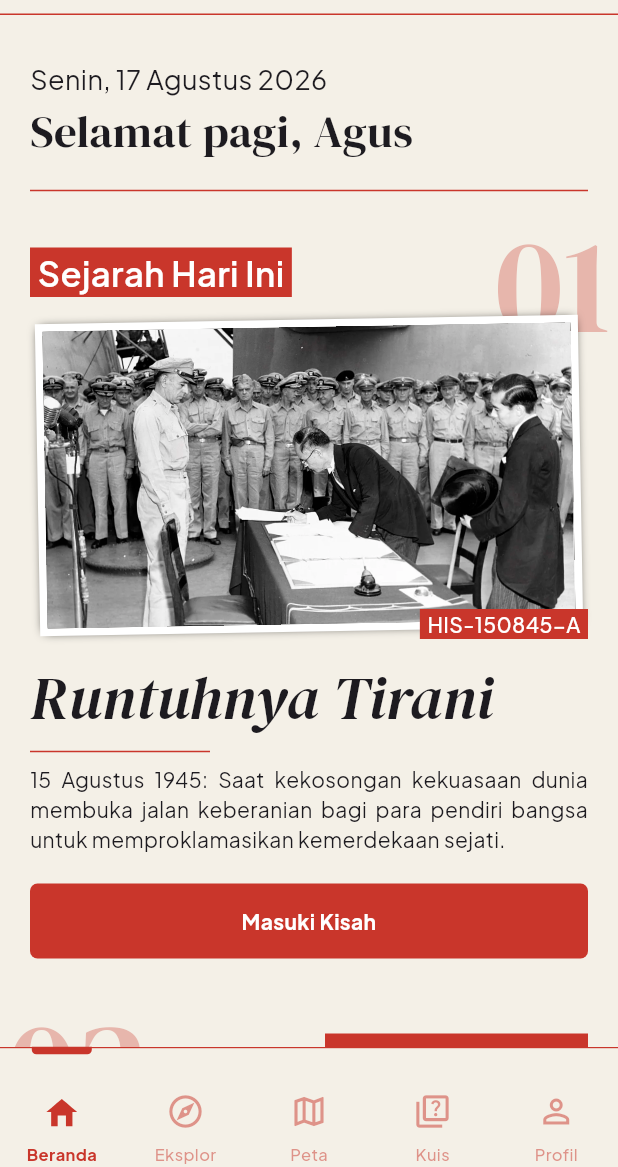
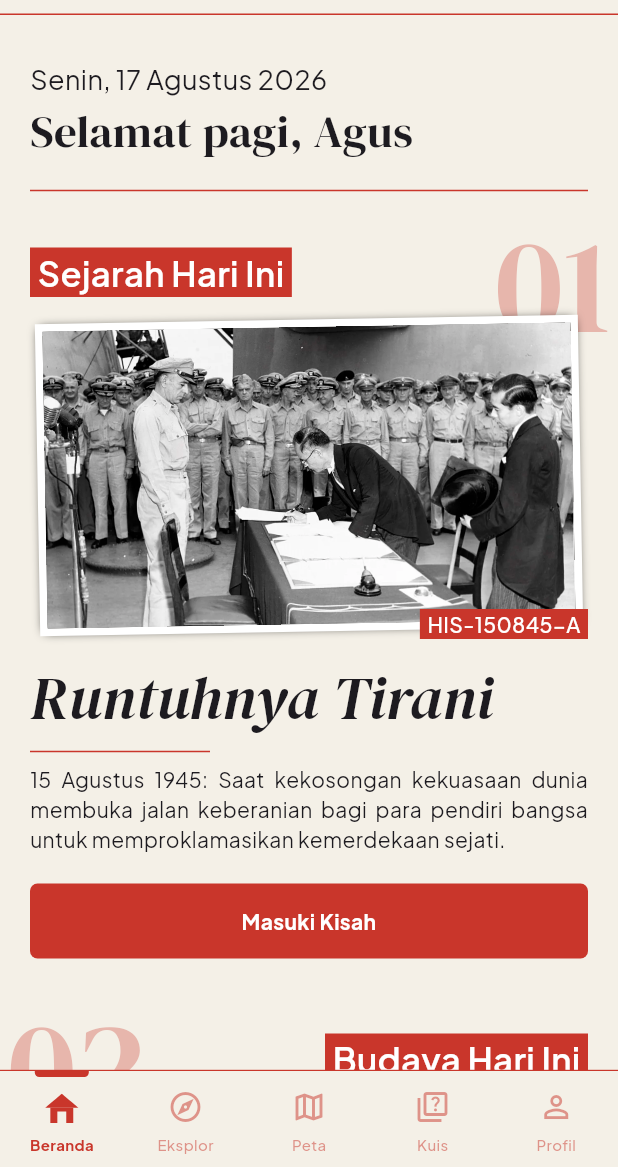
Before and after one commit to ShineyVamp/RenjanaApp, a Flutter app: the screen it shows after launch, on a phone screen of 412 x 824 dp, the part 69-1236 px from its top. Run offline on Flutter 3.47's test engine with Material 3 defaults, Android fonts, the light colour scheme and no system bars; our stand-ins replace device_preview, google_fonts, lottie, sqflite; missing offline and left inert: control_style; accounts and stored records are empty.

Commit message:
resolve padding minus padding asuk

```diff
--- a/lib/main.dart
+++ b/lib/main.dart
@@ -6,10 +6,10 @@
 
 void main() async {
   // WidgetsFlutterBinding.ensureInitialized();
-  DevicePreview.enable();
-  final c = DevicePreview.controller;
-  await c.applyPreset(DevicePresets.pixel10);
-  await c.setOrientation(Orientation.portrait);
+  // DevicePreview.enable();
+  // final c = DevicePreview.controller;
+  // await c.applyPreset(DevicePresets.iPhone16e);
+  // await c.setOrientation(Orientation.portrait);
   await initializeDateFormatting("id_ID", null);
   runApp(const MyApp());
 }
--- a/lib/views/appPage/home.dart
+++ b/lib/views/appPage/home.dart
@@ -14,6 +14,13 @@ class Home extends StatefulWidget {
 class _HomeState extends State<Home> {
   final ScrollController _scrollDestinasi = ScrollController();
   final ScrollController _scrollBudaya = ScrollController();
+  @override
+  void dispose() {
+    _scrollDestinasi.dispose();
+    _scrollBudaya.dispose();
+    super.dispose();
+  }
+
   @override
   Widget build(BuildContext context) {
     return ConstrainedBox(
@@ -433,8 +440,8 @@ class _HomeState extends State<Home> {
                                     scrollDirection: Axis.horizontal,
                                     padding: EdgeInsets.symmetric(
                                       horizontal:
-                                          screenWidth <= 700 && sidePadding > 0
-                                          ? sidePadding - 20
+                                          screenWidth <= 700 && sidePadding > 20
+                                          ? math.max(0.0, sidePadding - 20)
                                           : 0,
                                     ),
                                     child: Row(
@@ -584,6 +591,7 @@ class _HomeState extends State<Home> {
                     ],
                   ),
                   // PILIHAN DESTINASI
+                  SizedBox(height: 20),
                   Column(
                     children: [
                       Text(
@@ -642,8 +650,8 @@ class _HomeState extends State<Home> {
                                     scrollDirection: Axis.horizontal,
                                     padding: EdgeInsets.symmetric(
                                       horizontal:
-                                          screenWidth <= 700 && sidePadding > 0
-                                          ? sidePadding - 20
+                                          screenWidth <= 700 && sidePadding > 20
+                                          ? math.max(0.0, sidePadding - 20)
                                           : 0,
                                     ),
                                     child: Row(
@@ -804,6 +812,7 @@ class _HomeState extends State<Home> {
                       ),
                     ],
                   ),
+                  SizedBox(height: 20),
                   Padding(
                     padding: const EdgeInsets.all(20),
                     child: Center(
--- a/lib/views/mainpage.dart
+++ b/lib/views/mainpage.dart
@@ -2,7 +2,6 @@ import 'package:flutter/material.dart';
 import 'package:google_fonts/google_fonts.dart';
 import 'package:lottie/lottie.dart';
 import 'package:renjana/views/appPage/home.dart';
-import 'package:renjana/views/onboarding/onboarding.dart';
 import 'package:renjana/views/test_day_20.dart';
 
 class Mainpage extends StatefulWidget {
@@ -44,18 +43,28 @@ class _MainpageState extends State<Mainpage> {
   @override
   Widget build(BuildContext context) {
     return Scaffold(
-      body: _pages[_selectedPage],
+      backgroundColor: const Color(0xffF4F0E7),
+      body: Center(
+        child: ConstrainedBox(
+          constraints: const BoxConstraints(maxWidth: 700),
+          child: _pages[_selectedPage],
+        ),
+      ),
       bottomNavigationBar: Container(
-        height: 80,
         decoration: const BoxDecoration(
           color: Color(0xffF4F0E7),
           border: Border(top: BorderSide(color: Color(0xffC9362B), width: 0.8)),
         ),
         child: SafeArea(
+          child: Center(
+            heightFactor: 1,
+            child: ConstrainedBox(
+              constraints: const BoxConstraints(maxWidth: 700),
+              child: Padding(
+                padding: const EdgeInsets.only(top: 0, bottom: 8),
                 child: Row(
                   children: List.generate(_pages.length, (index) {
                     final isSelected = _selectedPage == index;
-
                     return Expanded(
                       child: GestureDetector(
                         behavior: HitTestBehavior.opaque,
@@ -65,51 +74,49 @@ class _MainpageState extends State<Mainpage> {
                           });
                         },
                         child: Column(
-                    mainAxisAlignment: MainAxisAlignment.spaceBetween,
+                          mainAxisSize: MainAxisSize.min,
                           children: [
-                      Transform.translate(
-                        offset: Offset(0, -1),
-                        child: AnimatedContainer(
+                            AnimatedContainer(
                               duration: const Duration(milliseconds: 300),
                               curve: Curves.easeOut,
-                          height: 5,
-                          width: isSelected ? 40 : 0,
-                          decoration: BoxDecoration(
-                            color: isSelected
-                                ? Color(0xffC9362B)
-                                : Colors.transparent,
-                            borderRadius: const BorderRadius.vertical(
+                              height: 4,
+                              width: isSelected ? 36 : 0,
+                              decoration: const BoxDecoration(
+                                color: Color(0xffC9362B),
+                                borderRadius: BorderRadius.vertical(
                                   bottom: Radius.circular(3),
                                 ),
                               ),
                             ),
-                      ),
-                      SizedBox(height: 8),
-                      isSelected
+                            const SizedBox(height: 6),
+                            SizedBox(
+                              height: 28,
+                              width: 28,
+                              child: Center(
+                                child: isSelected
                                     ? Lottie.asset(
                                         _activeIcons[index],
-                              height: 26,
                                         repeat: false,
                                         fit: BoxFit.contain,
-                              alignment: Alignment.center,
                                       )
                                     : Icon(
                                         _nonActIcons[index],
-                              size: 26,
-                              color: isSelected
-                                  ? Color(0xffC9362B)
-                                  : Color(0x80C9362B),
+                                        size: 24,
+                                        color: const Color(0x80C9362B),
                                       ),
+                              ),
+                            ),
+                            const SizedBox(height: 4),
                             Text(
                               _labels[index],
                               style: GoogleFonts.plusJakartaSans(
-                          fontSize: 11,
+                                fontSize: 10,
                                 fontWeight: isSelected
                                     ? FontWeight.bold
                                     : FontWeight.w500,
                                 color: isSelected
-                              ? Color(0xffC9362B)
-                              : Color(0x80C9362B),
+                                    ? const Color(0xffC9362B)
+                                    : const Color(0x80C9362B),
                               ),
                             ),
                           ],
@@ -120,6 +127,9 @@ class _MainpageState extends State<Mainpage> {
                 ),
               ),
             ),
+          ),
+        ),
+      ),
     );
   }
 }
```
Lines whose indentation alone changed are shown as unchanged.
